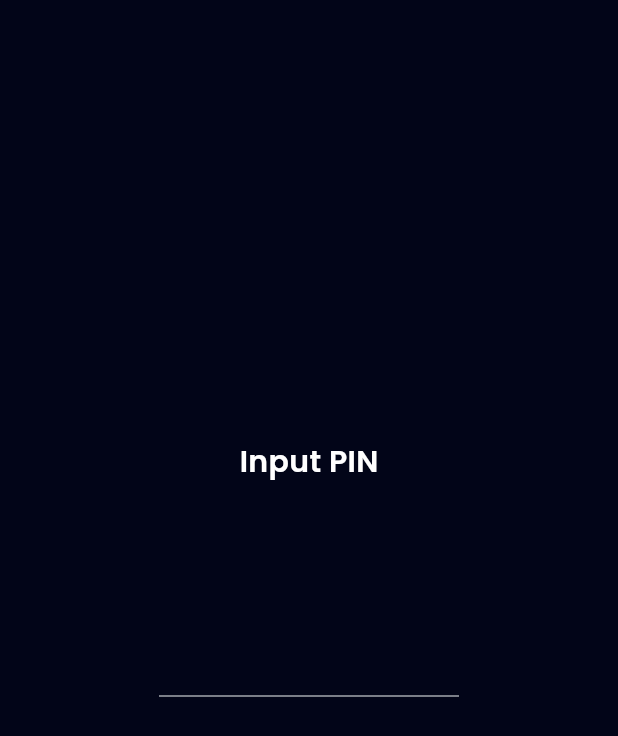
After one commit to Cell6969/ewallet-bank, a Flutter app: the PinPage screen opened by its route, on a phone screen of 412 x 824 dp. The commit adds this screen. Shown: the top 736 px of the screen. Run offline on Flutter 3.47's test engine with Material 3 defaults, Android fonts, the phone set to English and light mode, and no system bars; our stand-ins replace carousel_slider, google_fonts.

Commit message:
feat: add pin page

```diff
--- a/mobile/lib/main.dart
+++ b/mobile/lib/main.dart
@@ -1,6 +1,7 @@
 import 'package:bank_sha/shared/theme.dart';
 import 'package:bank_sha/ui/pages/home_page.dart';
 import 'package:bank_sha/ui/pages/onboarding_page.dart';
+import 'package:bank_sha/ui/pages/pin_page.dart';
 import 'package:bank_sha/ui/pages/profile_page.dart';
 import 'package:bank_sha/ui/pages/sign_in_page.dart';
 import 'package:bank_sha/ui/pages/sign_up_page.dart';
@@ -37,6 +38,7 @@ class MyApp extends StatelessWidget {
         '/': (context) => const SplashPage(),
         '/home': (context) => const HomePage(),
         '/profile': (context) => const ProfilePage(),
+        '/pin': (context) => const PinPage(),
         '/onboarding': (context) => const OnboardingPage(),
         '/sign-in': (context) => const SignInPage(),
         '/sign-up': (context) => const SignUpPage(),
--- /dev/null
+++ b/mobile/lib/ui/pages/pin_page.dart
@@ -0,0 +1,50 @@
+import 'package:bank_sha/shared/theme.dart';
+import 'package:flutter/material.dart';
+
+class PinPage extends StatelessWidget {
+  const PinPage({super.key});
+
+  @override
+  Widget build(BuildContext context) {
+    return Scaffold(
+      backgroundColor: darkBackgroundColor,
+      body: Center(
+        child: Column(
+          mainAxisAlignment: MainAxisAlignment.center,
+          children: [
+            Text(
+              'Input PIN',
+              style: whiteTextStyle.copyWith(
+                fontSize: 20,
+                fontWeight: semiBold,
+              ),
+            ),
+            const SizedBox(height: 72),
+            SizedBox(
+              width: 200,
+              child: TextFormField(
+                obscureText: true,
+                obscuringCharacter: '*',
+                style: whiteTextStyle.copyWith(
+                  fontSize: 36,
+                  fontWeight: medium,
+                  letterSpacing: 16,
+                ),
+                cursorColor: greyColor,
+                decoration: InputDecoration(
+                  enabledBorder: UnderlineInputBorder(
+                    borderSide: BorderSide(color: greyColor),
+                  ),
+                  focusedBorder: UnderlineInputBorder(
+                    borderSide: BorderSide(color: greyColor),
+                  ),
+                ),
+              ),
+            ),
+            const SizedBox(height: 66),
+          ],
+        ),
+      ),
+    );
+  }
+}
--- a/mobile/lib/ui/pages/profile_page.dart
+++ b/mobile/lib/ui/pages/profile_page.dart
@@ -62,7 +62,9 @@ class ProfilePage extends StatelessWidget {
                 ProfileMenuItem(
                   iconUrl: 'assets/ic_edit_profile.png',
                   title: 'Edit Profile',
-                  onTap: () {},
+                  onTap: () {
+                    Navigator.pushNamed(context, '/pin');
+                  },
                 ),
                 ProfileMenuItem(
                   iconUrl: 'assets/ic_pin.png',
--- a/mobile/lib/ui/pages/splash_page.dart
+++ b/mobile/lib/ui/pages/splash_page.dart
@@ -1,6 +1,4 @@
 import 'dart:async';
-
-import 'package:bank_sha/shared/theme.dart';
 import 'package:flutter/material.dart';
 
 class SplashPage extends StatefulWidget {
```
